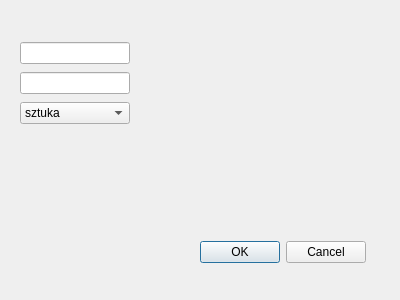
DomaszDomingo/MagazynTowarow, file dodajartykuldialog.ui: the form before one commit.
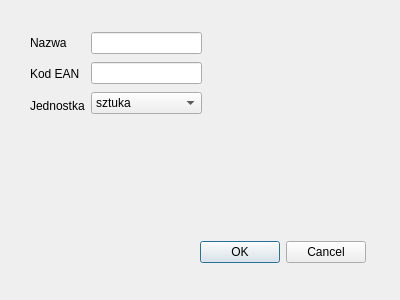
The form after the commit.

Commit message: Etykiety do GUI

Patch:
```diff
--- a/dodajartykuldialog.ui
+++ b/dodajartykuldialog.ui
@@ -29,12 +29,39 @@
   <widget class="QWidget" name="">
    <property name="geometry">
     <rect>
-     <x>20</x>
-     <y>40</y>
-     <width>110</width>
-     <height>86</height>
+     <x>30</x>
+     <y>30</y>
+     <width>172</width>
+     <height>88</height>
     </rect>
    </property>
+   <layout class="QHBoxLayout" name="horizontalLayout">
+    <item>
+     <layout class="QVBoxLayout" name="verticalLayout_2">
+      <item>
+       <widget class="QLabel" name="label">
+        <property name="text">
+         <string>Nazwa</string>
+        </property>
+       </widget>
+      </item>
+      <item>
+       <widget class="QLabel" name="label_2">
+        <property name="text">
+         <string>Kod EAN</string>
+        </property>
+       </widget>
+      </item>
+      <item>
+       <widget class="QLabel" name="label_3">
+        <property name="text">
+         <string>Jednostka</string>
+        </property>
+       </widget>
+      </item>
+     </layout>
+    </item>
+    <item>
    <layout class="QVBoxLayout" name="verticalLayout">
     <item>
      <widget class="QLineEdit" name="lineEditNazwa"/>
@@ -65,6 +92,8 @@
        </property>
       </item>
      </widget>
+      </item>
+     </layout>
     </item>
    </layout>
   </widget>
```
Lines whose indentation alone changed are shown as unchanged.
